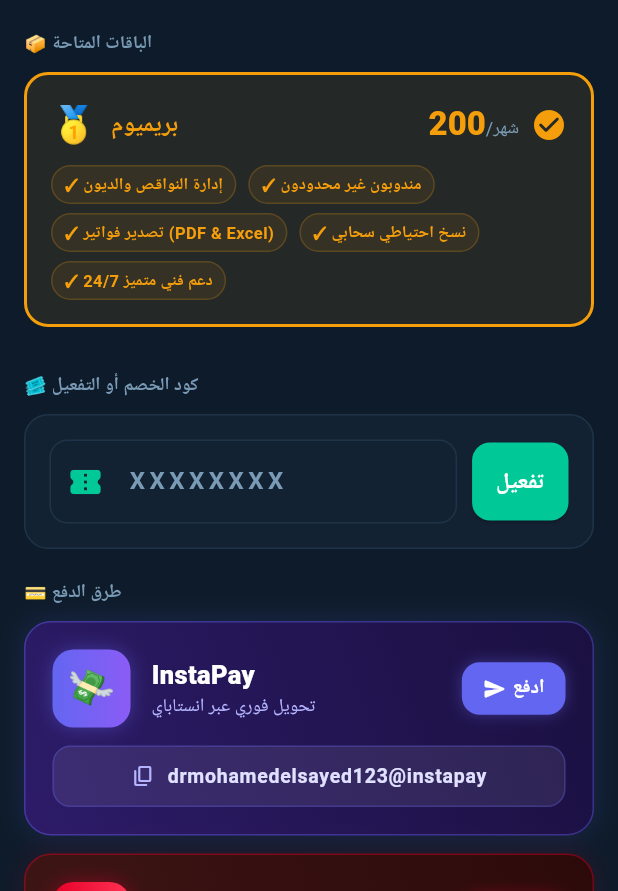
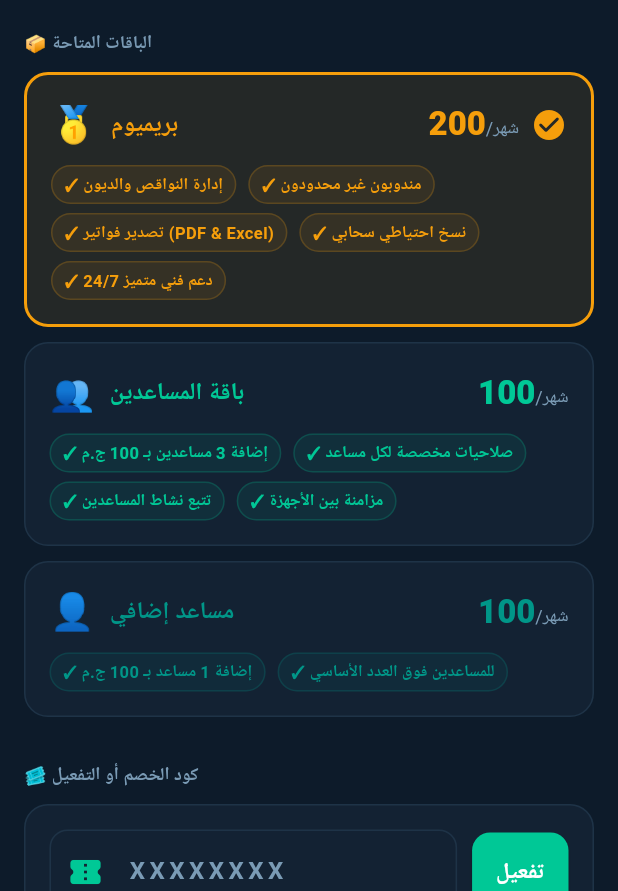
Before and after one commit to mohamedelsayed1475-wq/saydali-app, a Flutter app: the screen it shows after launch, on a phone screen of 412 x 824 dp, the part 345-1236 px from its top. Run offline on Flutter 3.47's test engine with Material 3 defaults, Android fonts, the phone set to English and light mode, and no system bars; our stand-ins replace file_picker, flutter_slidable, google_fonts, google_generative_ai, image_picker, pdf and 4 more; missing offline and left inert: excel, google_mlkit_text_recognition, mobile_scanner; accounts and stored records are empty; Roboto replaces fonts that are missing (Cairo).

Commit message:
Add assistant subscription plans and pricing logic

```diff
--- a/lib/screens/subscription_screen.dart
+++ b/lib/screens/subscription_screen.dart
@@ -40,6 +40,30 @@ class _SubscriptionScreenState extends State<SubscriptionScreen> {
         'تصدير فواتير (PDF & Excel)',
         'نسخ احتياطي سحابي',
         'دعم فني متميز 24/7'
+      ],
+    ),
+    (
+      name: 'باقة المساعدين',
+      medal: '👥',
+      price: 100,
+      duration: 'شهر',
+      color: AppColors.primary,
+      features: [
+        'إضافة 3 مساعدين بـ 100 ج.م',
+        'صلاحيات مخصصة لكل مساعد',
+        'تتبع نشاط المساعدين',
+        'مزامنة بين الأجهزة',
+      ],
+    ),
+    (
+      name: 'مساعد إضافي',
+      medal: '👤',
+      price: 100,
+      duration: 'شهر',
+      color: Colors.teal,
+      features: [
+        'إضافة 1 مساعد بـ 100 ج.م',
+        'للمساعدين فوق العدد الأساسي',
       ],
     ),
   ];
@@ -263,10 +287,18 @@ class _SubscriptionScreenState extends State<SubscriptionScreen> {
       SupabaseService.instance.updateSubscriptionCodeUsage(code, usedCount + 1);
 
       // ── كود مساعدين: يضيف 3 أماكن مساعدين ──
-      if (plan == 'assistant') {
+      if (plan == 'assistant' || plan == 'assistant_3') {
         await db.addAssistantSlots(3);
         final totalSlots = await db.getAssistantSlots();
         showSnack(context, '✅ تم تفعيل 3 أماكن مساعدين! (الإجمالي: $totalSlots)');
+        return;
+      }
+
+      // ── كود مساعد إضافي: يضيف مكان واحد ──
+      if (plan == 'assistant_1') {
+        await db.addAssistantSlots(1);
+        final totalSlots = await db.getAssistantSlots();
+        showSnack(context, '✅ تم تفعيل مكان مساعد إضافي! (الإجمالي: $totalSlots)');
         return;
       }
 
@@ -274,7 +306,8 @@ class _SubscriptionScreenState extends State<SubscriptionScreen> {
       if (discount > 0 && discount < 100) {
         setState(() {
           _discountPercent = discount;
-          _currentPrice = 200 - (200 * discount / 100);
+          final basePrice = _plans[_selectedPlan].price;
+          _currentPrice = basePrice - (basePrice * discount / 100);
         });
         showSnack(context, '✅ تم تطبيق خصم $discount% بنجاح!');
       } else {
@@ -819,7 +852,13 @@ class _SubscriptionScreenState extends State<SubscriptionScreen> {
     return Padding(
       padding: const EdgeInsets.only(bottom: 10),
       child: GestureDetector(
-        onTap: () => setState(() => _selectedPlan = index),
+        onTap: () => setState(() {
+          _selectedPlan = index;
+          if (_discountPercent > 0) {
+            final basePrice = plan.price;
+            _currentPrice = basePrice - (basePrice * _discountPercent / 100);
+          }
+        }),
         child: Container(
           padding: const EdgeInsets.all(16),
           decoration: BoxDecoration(
```
